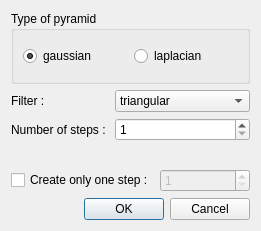
Qt form app/Operations/PyramidDialog.ui (eiimage/eiimage) before a commit.
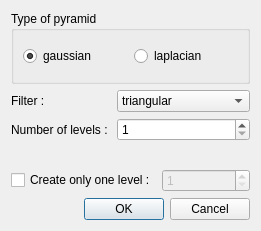
The same form after that commit.

What changed in the file:
```diff
--- a/app/Operations/PyramidDialog.ui
+++ b/app/Operations/PyramidDialog.ui
@@ -81,7 +81,7 @@
      <item row="1" column="0">
       <widget class="QLabel" name="nbStepLabel">
        <property name="text">
-        <string>Number of steps : </string>
+        <string>Number of levels : </string>
        </property>
       </widget>
      </item>
@@ -102,7 +102,7 @@
      <item>
       <widget class="QCheckBox" name="oneStepBox">
        <property name="text">
-        <string>Create only one step :</string>
+        <string>Create only one level :</string>
        </property>
       </widget>
      </item>
```
